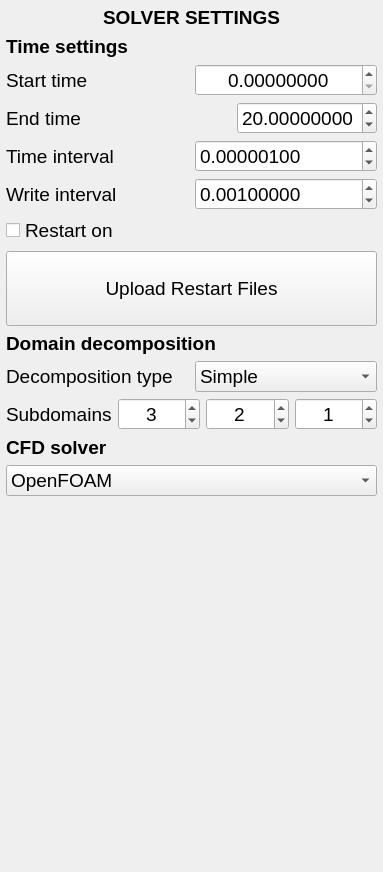
Above: HydroUQ/solver.ui from NHERI-SimCenter/HydroUQ before the change. Below: the same form after it.
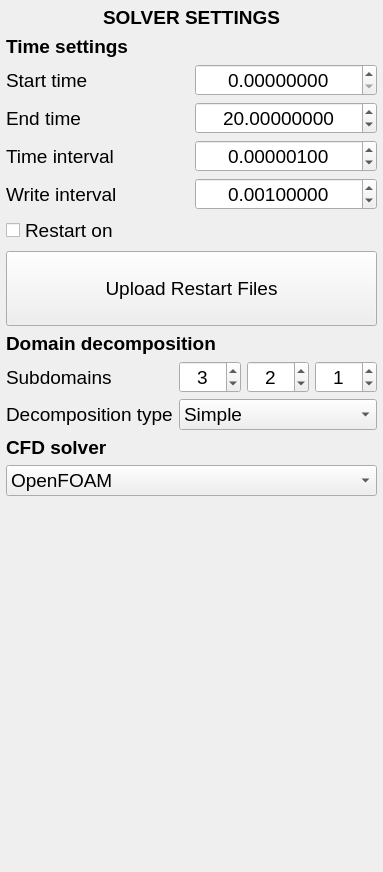
That is the form after the change.

Patch:
```diff
--- a/HydroUQ/solver.ui
+++ b/HydroUQ/solver.ui
@@ -56,8 +56,27 @@
     </widget>
    </item>
    <item>
-    <layout class="QHBoxLayout" name="HLY_Start" stretch="2,1">
-     <item>
+    <layout class="QGridLayout" name="GLY01" columnminimumwidth="3,1">
+     <item row="2" column="0">
+      <widget class="QLabel" name="Lbl_DeltaT">
+       <property name="font">
+        <font>
+         <pointsize>14</pointsize>
+         <italic>false</italic>
+        </font>
+       </property>
+       <property name="text">
+        <string>Time interval</string>
+       </property>
+       <property name="alignment">
+        <set>Qt::AlignLeading|Qt::AlignLeft|Qt::AlignVCenter</set>
+       </property>
+       <property name="wordWrap">
+        <bool>true</bool>
+       </property>
+      </widget>
+     </item>
+     <item row="0" column="0">
       <widget class="QLabel" name="Lbl_Start">
        <property name="font">
         <font>
@@ -76,7 +95,7 @@
        </property>
       </widget>
      </item>
-     <item>
+     <item row="0" column="1">
       <widget class="QDoubleSpinBox" name="DSpBx_Start">
        <property name="font">
         <font>
@@ -94,11 +113,7 @@
        </property>
       </widget>
      </item>
-    </layout>
-   </item>
-   <item>
-    <layout class="QHBoxLayout" name="HLY_End" stretch="2,1">
-     <item>
+     <item row="1" column="0">
       <widget class="QLabel" name="Lbl_End">
        <property name="font">
         <font>
@@ -117,13 +132,16 @@
        </property>
       </widget>
      </item>
-     <item>
+     <item row="1" column="1">
       <widget class="QDoubleSpinBox" name="DSpBx_End">
        <property name="font">
         <font>
          <pointsize>14</pointsize>
         </font>
        </property>
+       <property name="alignment">
+        <set>Qt::AlignCenter</set>
+       </property>
        <property name="decimals">
         <number>8</number>
        </property>
@@ -132,36 +150,16 @@
        </property>
       </widget>
      </item>
-    </layout>
-   </item>
-   <item>
-    <layout class="QHBoxLayout" name="HLY_DeltaT" stretch="2,0">
-     <item>
-      <widget class="QLabel" name="Lbl_DeltaT">
-       <property name="font">
-        <font>
-         <pointsize>14</pointsize>
-         <italic>false</italic>
-        </font>
-       </property>
-       <property name="text">
-        <string>Time interval</string>
-       </property>
-       <property name="alignment">
-        <set>Qt::AlignLeading|Qt::AlignLeft|Qt::AlignVCenter</set>
-       </property>
-       <property name="wordWrap">
-        <bool>true</bool>
-       </property>
-      </widget>
-     </item>
-     <item>
+     <item row="2" column="1">
       <widget class="QDoubleSpinBox" name="DSpBx_DeltaT">
        <property name="font">
         <font>
          <pointsize>14</pointsize>
         </font>
        </property>
+       <property name="alignment">
+        <set>Qt::AlignCenter</set>
+       </property>
        <property name="decimals">
         <number>8</number>
        </property>
@@ -173,11 +171,7 @@
        </property>
       </widget>
      </item>
-    </layout>
-   </item>
-   <item>
-    <layout class="QHBoxLayout" name="HLY_WriteT" stretch="2,1">
-     <item>
+     <item row="3" column="0">
       <widget class="QLabel" name="Lbl_WriteT">
        <property name="font">
         <font>
@@ -196,13 +190,16 @@
        </property>
       </widget>
      </item>
-     <item>
+     <item row="3" column="1">
       <widget class="QDoubleSpinBox" name="DSpBx_WriteT">
        <property name="font">
         <font>
          <pointsize>14</pointsize>
         </font>
        </property>
+       <property name="alignment">
+        <set>Qt::AlignCenter</set>
+       </property>
        <property name="decimals">
         <number>8</number>
        </property>
@@ -269,8 +266,81 @@
     </widget>
    </item>
    <item>
-    <layout class="QHBoxLayout" name="HLY_Decomp" stretch="0,0">
-     <item>
+    <layout class="QGridLayout" name="GLY02">
+     <item row="0" column="1">
+      <widget class="QDoubleSpinBox" name="DSpBx_Px">
+       <property name="font">
+        <font>
+         <pointsize>14</pointsize>
+        </font>
+       </property>
+       <property name="alignment">
+        <set>Qt::AlignCenter</set>
+       </property>
+       <property name="decimals">
+        <number>0</number>
+       </property>
+       <property name="value">
+        <double>3.000000000000000</double>
+       </property>
+      </widget>
+     </item>
+     <item row="0" column="3">
+      <widget class="QDoubleSpinBox" name="DSpBx_Pz">
+       <property name="font">
+        <font>
+         <pointsize>14</pointsize>
+        </font>
+       </property>
+       <property name="alignment">
+        <set>Qt::AlignCenter</set>
+       </property>
+       <property name="decimals">
+        <number>0</number>
+       </property>
+       <property name="value">
+        <double>1.000000000000000</double>
+       </property>
+      </widget>
+     </item>
+     <item row="0" column="0">
+      <widget class="QLabel" name="Lbl_Subdomains">
+       <property name="font">
+        <font>
+         <pointsize>14</pointsize>
+         <italic>false</italic>
+        </font>
+       </property>
+       <property name="text">
+        <string>Subdomains</string>
+       </property>
+       <property name="alignment">
+        <set>Qt::AlignLeading|Qt::AlignLeft|Qt::AlignVCenter</set>
+       </property>
+       <property name="wordWrap">
+        <bool>true</bool>
+       </property>
+      </widget>
+     </item>
+     <item row="0" column="2">
+      <widget class="QDoubleSpinBox" name="DSpBx_Py">
+       <property name="font">
+        <font>
+         <pointsize>14</pointsize>
+        </font>
+       </property>
+       <property name="alignment">
+        <set>Qt::AlignCenter</set>
+       </property>
+       <property name="decimals">
+        <number>0</number>
+       </property>
+       <property name="value">
+        <double>2.000000000000000</double>
+       </property>
+      </widget>
+     </item>
+     <item row="1" column="0">
       <widget class="QLabel" name="Lbl_Decomp">
        <property name="font">
         <font>
@@ -289,7 +359,7 @@
        </property>
       </widget>
      </item>
-     <item>
+     <item row="1" column="1" colspan="3">
       <widget class="QComboBox" name="Cmb_Decomp">
        <property name="font">
         <font>
@@ -316,83 +386,6 @@
      </item>
     </layout>
    </item>
-   <item>
-    <layout class="QHBoxLayout" name="HLY_Subdomains" stretch="1,1,1,1">
-     <item>
-      <widget class="QLabel" name="Lbl_Subdomains">
-       <property name="font">
-        <font>
-         <pointsize>14</pointsize>
-         <italic>false</italic>
-        </font>
-       </property>
-       <property name="text">
-        <string>Subdomains</string>
-       </property>
-       <property name="alignment">
-        <set>Qt::AlignLeading|Qt::AlignLeft|Qt::AlignVCenter</set>
-       </property>
-       <property name="wordWrap">
-        <bool>true</bool>
-       </property>
-      </widget>
-     </item>
-     <item>
-      <widget class="QDoubleSpinBox" name="DSpBx_Px">
-       <property name="font">
-        <font>
-         <pointsize>14</pointsize>
-        </font>
-       </property>
-       <property name="alignment">
-        <set>Qt::AlignCenter</set>
-       </property>
-       <property name="decimals">
-        <number>0</number>
-       </property>
-       <property name="value">
-        <double>3.000000000000000</double>
-       </property>
-      </widget>
-     </item>
-     <item>
-      <widget class="QDoubleSpinBox" name="DSpBx_Py">
-       <property name="font">
-        <font>
-         <pointsize>14</pointsize>
-        </font>
-       </property>
-       <property name="alignment">
-        <set>Qt::AlignCenter</set>
-       </property>
-       <property name="decimals">
-        <number>0</number>
-       </property>
-       <property name="value">
-        <double>2.000000000000000</double>
-       </property>
-      </widget>
-     </item>
-     <item>
-      <widget class="QDoubleSpinBox" name="DSpBx_Pz">
-       <property name="font">
-        <font>
-         <pointsize>14</pointsize>
-        </font>
-       </property>
-       <property name="alignment">
-        <set>Qt::AlignCenter</set>
-       </property>
-       <property name="decimals">
-        <number>0</number>
-       </property>
-       <property name="value">
-        <double>1.000000000000000</double>
-       </property>
-      </widget>
-     </item>
-    </layout>
-   </item>
    <item>
     <widget class="QLabel" name="Lbl_CFDSolver">
      <property name="font">
```
